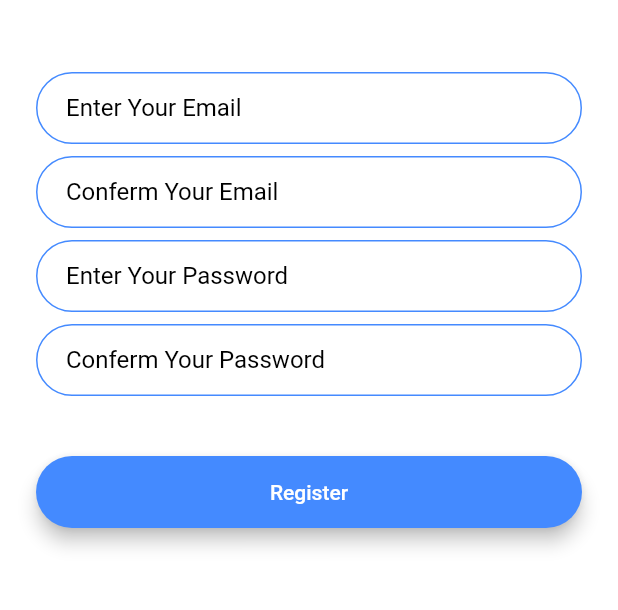
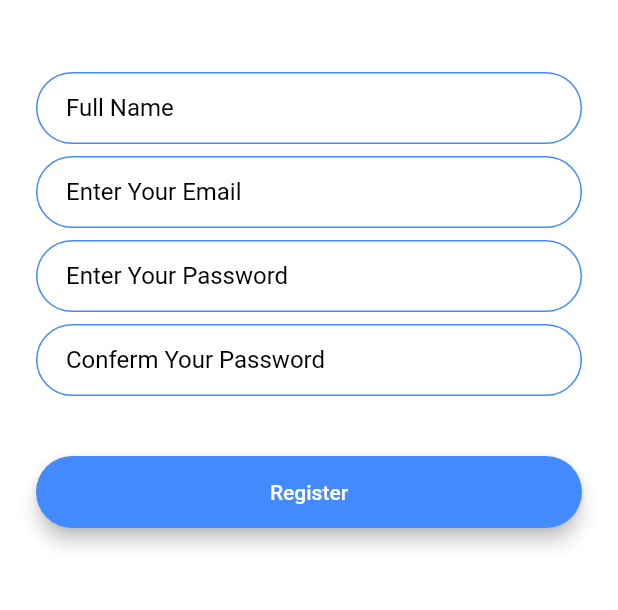
Before and after one commit to abdelrahmannazeh/imab, a Flutter app: the RegistrationScreen screen opened by its route, on a phone screen of 412 x 824 dp, the part 300-910 px from its top. Run offline on Flutter 3.47's test engine with Material 2 defaults, Android fonts, the phone set to English and light mode, and no system bars; our stand-ins replace animated_text_kit.

Commit message:
First Commit3

```diff
--- a/lib/screens/registration_screen.dart
+++ b/lib/screens/registration_screen.dart
@@ -35,7 +35,7 @@ class _RegistrationScreenState extends State<RegistrationScreen> {
                 onChanged: (value) {
                   //Do something with the user input.
                 },
-                decoration: kTextFeildDecoration.copyWith(labelText: 'Enter Your Email'),
+                decoration: kTextFeildDecoration.copyWith(labelText: 'Full Name'),
               ),
               SizedBox(
                 height: 8.0,
@@ -44,7 +44,7 @@ class _RegistrationScreenState extends State<RegistrationScreen> {
                 onChanged: (value) {
                   //Do something with the user input.
                 },
-                decoration:kTextFeildDecoration.copyWith(labelText: 'Conferm Your Email'),
+                decoration:kTextFeildDecoration.copyWith(labelText: 'Enter Your Email'),
               ),
               SizedBox(
                 height: 8.0,
```
